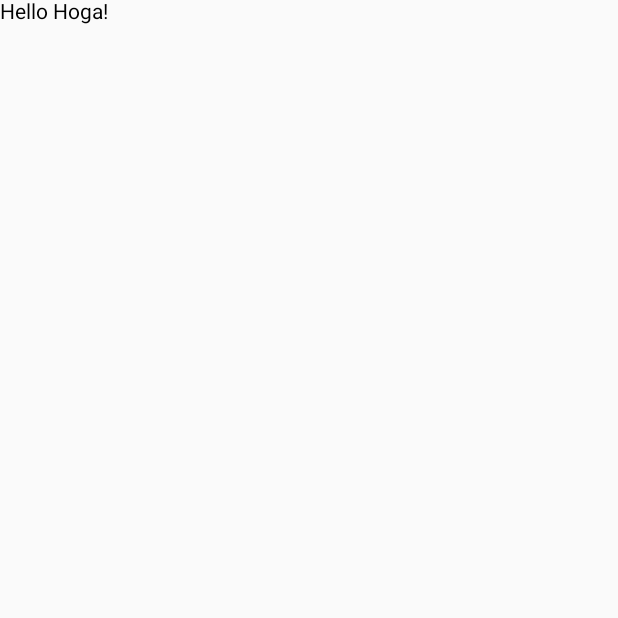
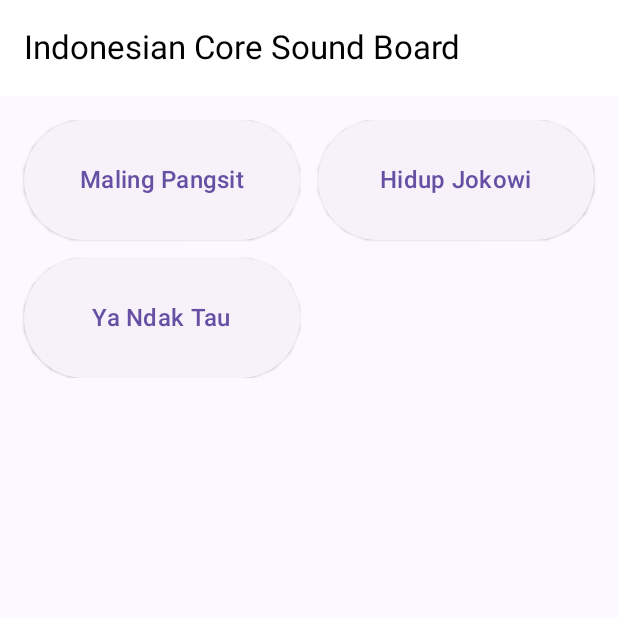
Before and after one commit to heronhoga/indo-soundboard, an Android app built with Jetpack Compose: the screen it shows after launch (MainActivity), on a phone screen of 412 x 824 dp, the top half of it. Before the commit the part shown is almost empty. Run offline under Robolectric (Android 15) with nearby library versions, the light colour scheme and no system bars.

Commit message:
feat:add base layout

```diff
--- a/app/src/main/java/com/hg/indosoundboard/MainActivity.kt
+++ b/app/src/main/java/com/hg/indosoundboard/MainActivity.kt
@@ -11,6 +11,7 @@
 import androidx.compose.runtime.Composable
 import androidx.compose.ui.Modifier
 import androidx.compose.ui.tooling.preview.Preview
+import com.hg.indosoundboard.ui.soundboard.SoundboardScreen
 import com.hg.indosoundboard.ui.theme.IndoSoundBoardTheme
 
 class MainActivity : ComponentActivity() {
@@ -18,23 +19,9 @@
         super.onCreate(savedInstanceState)
         enableEdgeToEdge()
         setContent {
-            Greeting("Hoga")
+            IndoSoundBoardTheme {
+                SoundboardScreen()
+            }
         }
     }
 }
-
-@Composable
-fun Greeting(name: String, modifier: Modifier = Modifier) {
-    Text(
-        text = "Hello $name!",
-        modifier = modifier
-    )
-}
-
-@Preview(showBackground = true)
-@Composable
-fun GreetingPreview() {
-    IndoSoundBoardTheme {
-        Greeting("Android")
-    }
-}
--- /dev/null
+++ b/app/src/main/java/com/hg/indosoundboard/ui/soundboard/SoundButton.kt
@@ -0,0 +1,25 @@
+package com.hg.indosoundboard.ui.soundboard
+
+import androidx.compose.foundation.layout.fillMaxWidth
+import androidx.compose.foundation.layout.height
+import androidx.compose.material3.ElevatedButton
+import androidx.compose.material3.MaterialTheme
+import androidx.compose.material3.Text
+import androidx.compose.runtime.Composable
+import androidx.compose.ui.Modifier
+import androidx.compose.ui.unit.dp
+
+@Composable
+fun SoundButton(title: String) {
+    ElevatedButton(
+        onClick = {
+
+        },
+        modifier = Modifier.fillMaxWidth().height(80.dp)
+    ) {
+        Text(
+            text = title,
+            style = MaterialTheme.typography.titleMedium
+        )
+    }
+}
--- /dev/null
+++ b/app/src/main/java/com/hg/indosoundboard/ui/soundboard/SoundboardScreen.kt
@@ -0,0 +1,44 @@
+package com.hg.indosoundboard.ui.soundboard
+
+import androidx.compose.foundation.layout.Arrangement
+import androidx.compose.foundation.layout.padding
+import androidx.compose.foundation.lazy.grid.GridCells
+import androidx.compose.foundation.lazy.grid.LazyVerticalGrid
+import androidx.compose.foundation.lazy.grid.items
+import androidx.compose.material3.ExperimentalMaterial3Api
+import androidx.compose.material3.Scaffold
+import androidx.compose.material3.Text
+import androidx.compose.material3.TopAppBar
+import androidx.compose.runtime.Composable
+import androidx.compose.ui.Modifier
+import androidx.compose.ui.unit.dp
+
+@OptIn(ExperimentalMaterial3Api::class)
+@Composable
+fun SoundboardScreen() {
+    val sounds = listOf(
+        "Maling Pangsit",
+        "Hidup Jokowi",
+        "Ya Ndak Tau"
+    )
+
+    Scaffold(
+        topBar = {
+            TopAppBar(
+                title = { Text("Indonesian Core Sound Board") }
+            )
+        }
+    ) {
+        padding ->
+        LazyVerticalGrid(
+            columns = GridCells.Fixed(2),
+            modifier = Modifier.padding(padding).padding(16.dp),
+            verticalArrangement = Arrangement.spacedBy(12.dp),
+            horizontalArrangement = Arrangement.spacedBy(12.dp)
+        ) {
+            items(sounds) { sound ->
+                SoundButton(title = sound)
+            }
+        }
+    }
+}
--- /dev/null
+++ b/app/src/main/java/com/hg/indosoundboard/ui/soundboard/SoundboardViewModel.kt
@@ -0,0 +1 @@
+package com.hg.indosoundboard.ui.soundboard
--- a/app/src/main/java/com/hg/indosoundboard/ui/theme/Color.kt
+++ b/app/src/main/java/com/hg/indosoundboard/ui/theme/Color.kt
@@ -9,3 +9,11 @@
 val Purple40 = Color(0xFF6650a4)
 val PurpleGrey40 = Color(0xFF625b71)
 val Pink40 = Color(0xFF7D5260)
+
+//app color
+val Primary = Color(0xFF6750A4)
+val Secondary = Color(0xFF625B71)
+val Background = Color(0xFFFDF7FF)
+val Surface = Color(0xFFFFFFFF)
+val OnPrimary = Color.White
+val OnSurface = Color.Black
```
Also changed, not shown: app/src/main/java/com/hg/indosoundboard/data/model/Sound.kt (added, +7 -0 lines), app/src/main/java/com/hg/indosoundboard/data/repository/SoundRepository.kt (added, +12 -0 lines), app/src/main/java/com/hg/indosoundboard/ui/theme/Theme.kt (+9 -35 lines), app/src/main/java/com/hg/indosoundboard/util/SoundPlayer.kt (added, +14 -0 lines), 3 other files.
